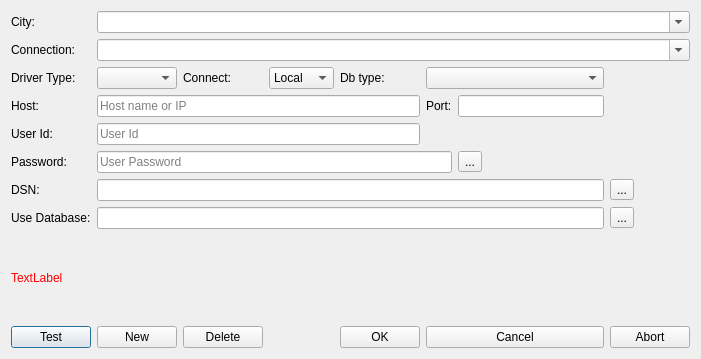
Before: the Qt Designer form mapper_app/ui/editconnectionsdlg.ui in allenck/mapper, drawn with Qt 5.
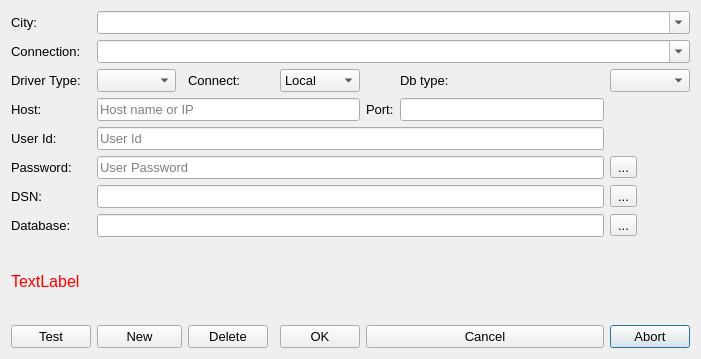
After: the same form once the commit is applied. Icons and pictures are not drawn.

The edit to the form file:
```diff
--- a/mapper_app/ui/editconnectionsdlg.ui
+++ b/mapper_app/ui/editconnectionsdlg.ui
@@ -10,6 +10,11 @@
     <height>359</height>
    </rect>
   </property>
+  <property name="font">
+   <font>
+    <pointsize>10</pointsize>
+   </font>
+  </property>
   <property name="windowTitle">
    <string>Dialog</string>
   </property>
@@ -17,144 +22,76 @@
    <string>&lt;html&gt;&lt;head/&gt;&lt;body&gt;&lt;p&gt;Use this dialog to add connections to a database for aspecified city/location.&lt;/p&gt;&lt;/body&gt;&lt;/html&gt;</string>
   </property>
   <layout class="QGridLayout" name="gridLayout">
-   <item row="0" column="0">
-    <widget class="QLabel" name="label_9">
+   <item row="10" column="8">
+    <widget class="QPushButton" name="btnAbort">
      <property name="text">
-      <string>City:</string>
+      <string>Abort</string>
      </property>
     </widget>
    </item>
-   <item row="1" column="0">
-    <widget class="QLabel" name="label">
-     <property name="text">
-      <string>Connection:</string>
-     </property>
-    </widget>
-   </item>
-   <item row="2" column="0">
-    <widget class="QLabel" name="label_3">
-     <property name="text">
-      <string>Driver Type:</string>
-     </property>
-    </widget>
-   </item>
-   <item row="2" column="1">
-    <widget class="QComboBox" name="cbDriverType">
+   <item row="4" column="7">
+    <widget class="QLineEdit" name="txtPort">
      <property name="toolTip">
       <string>&lt;html&gt;&lt;head/&gt;&lt;body&gt;&lt;p&gt;Select which driver type to use for the desired database type.&lt;/p&gt;&lt;/body&gt;&lt;/html&gt;</string>
      </property>
-    </widget>
-   </item>
-   <item row="2" column="2">
-    <widget class="QLabel" name="label_11">
-     <property name="text">
-      <string>Connect:</string>
+     <property name="inputMethodHints">
+      <set>Qt::ImhDigitsOnly</set>
      </property>
-    </widget>
-   </item>
-   <item row="2" column="3">
-    <widget class="QComboBox" name="cbConnect">
-     <item>
-      <property name="text">
-       <string>Local</string>
-      </property>
-     </item>
-     <item>
-      <property name="text">
-       <string>Direct</string>
-      </property>
-     </item>
-     <item>
-      <property name="text">
-       <string>ODBC</string>
-      </property>
-     </item>
-    </widget>
-   </item>
-   <item row="2" column="4">
-    <widget class="QLabel" name="label_8">
-     <property name="text">
-      <string>Db type:</string>
+     <property name="maxLength">
+      <number>5</number>
      </property>
     </widget>
    </item>
-   <item row="2" column="5" colspan="2">
-    <widget class="QComboBox" name="cbDbType"/>
-   </item>
-   <item row="3" column="0">
-    <widget class="QLabel" name="label_4">
-     <property name="text">
-      <string>Host:</string>
-     </property>
-    </widget>
-   </item>
-   <item row="3" column="5">
+   <item row="4" column="6">
     <widget class="QLabel" name="label_5">
      <property name="text">
       <string>Port:</string>
      </property>
     </widget>
    </item>
+   <item row="10" column="3">
+    <widget class="QPushButton" name="btnDelete">
+     <property name="text">
+      <string>Delete</string>
+     </property>
+    </widget>
+   </item>
    <item row="4" column="0">
+    <widget class="QLabel" name="label_4">
+     <property name="text">
+      <string>Host:</string>
+     </property>
+    </widget>
+   </item>
+   <item row="10" column="6" colspan="2">
+    <widget class="QPushButton" name="btnCancel">
+     <property name="text">
+      <string>Cancel</string>
+     </property>
+    </widget>
+   </item>
+   <item row="3" column="0">
+    <widget class="QLabel" name="label_3">
+     <property name="text">
+      <string>Driver Type:</string>
+     </property>
+    </widget>
+   </item>
+   <item row="0" column="0">
+    <widget class="QLabel" name="label_9">
+     <property name="text">
+      <string>City:</string>
+     </property>
+    </widget>
+   </item>
+   <item row="5" column="0">
     <widget class="QLabel" name="label_6">
      <property name="text">
       <string>User Id:</string>
      </property>
     </widget>
    </item>
-   <item row="5" column="0">
-    <widget class="QLabel" name="label_7">
-     <property name="text">
-      <string>Password:</string>
-     </property>
-    </widget>
-   </item>
-   <item row="6" column="0">
-    <widget class="QLabel" name="label_2">
-     <property name="text">
-      <string>DSN:</string>
-     </property>
-    </widget>
-   </item>
-   <item row="6" column="7">
-    <widget class="QToolButton" name="tbBrowse">
-     <property name="toolTip">
-      <string>&lt;html&gt;&lt;head/&gt;&lt;body&gt;&lt;p&gt;Click to open a dialog to select the name of a Sqlite database file.&lt;/p&gt;&lt;/body&gt;&lt;/html&gt;</string>
-     </property>
-     <property name="text">
-      <string>...</string>
-     </property>
-     <property name="icon">
-      <iconset resource="../Resources/mapper.qrc">
-       <normaloff>:/diropen.png</normaloff>:/diropen.png</iconset>
-     </property>
-    </widget>
-   </item>
-   <item row="7" column="0">
-    <widget class="QLabel" name="label_10">
-     <property name="text">
-      <string>Use Database:</string>
-     </property>
-    </widget>
-   </item>
-   <item row="7" column="7">
-    <widget class="QToolButton" name="tbReload">
-     <property name="toolTip">
-      <string>&lt;html&gt;&lt;head/&gt;&lt;body&gt;&lt;p&gt;refresh list of known databases.&lt;/p&gt;&lt;/body&gt;&lt;/html&gt;</string>
-     </property>
-     <property name="text">
-      <string>...</string>
-     </property>
-     <property name="icon">
-      <iconset resource="../Resources/mapper.qrc">
-       <normaloff>:/reload.png</normaloff>:/reload.png</iconset>
-     </property>
-     <property name="toolButtonStyle">
-      <enum>Qt::ToolButtonIconOnly</enum>
-     </property>
-    </widget>
-   </item>
-   <item row="9" column="0">
+   <item row="10" column="0">
     <widget class="QPushButton" name="btnTest">
      <property name="toolTip">
       <string>&lt;html&gt;&lt;head/&gt;&lt;body&gt;&lt;p&gt;Check the validity of a connection&lt;/p&gt;&lt;/body&gt;&lt;/html&gt;</string>
@@ -164,7 +101,31 @@
      </property>
     </widget>
    </item>
-   <item row="9" column="1">
+   <item row="1" column="1" colspan="8">
+    <widget class="QComboBox" name="cbConnections">
+     <property name="toolTip">
+      <string>&lt;html&gt;&lt;head/&gt;&lt;body&gt;&lt;p&gt;Select an existing connection from the dropdown list or select &lt;span style=&quot; font-style:italic;&quot;&gt;Add new connection&lt;/span&gt; to create a new one. &lt;/p&gt;&lt;p&gt;Connection names should be unique fo a city. It is recommended that it contain the database type and connection type, eg. &amp;quot;MsSql ODBC connection&amp;quot;&lt;/p&gt;&lt;/body&gt;&lt;/html&gt;</string>
+     </property>
+     <property name="editable">
+      <bool>true</bool>
+     </property>
+    </widget>
+   </item>
+   <item row="6" column="0">
+    <widget class="QLabel" name="label_7">
+     <property name="text">
+      <string>Password:</string>
+     </property>
+    </widget>
+   </item>
+   <item row="1" column="0">
+    <widget class="QLabel" name="label">
+     <property name="text">
+      <string>Connection:</string>
+     </property>
+    </widget>
+   </item>
+   <item row="10" column="1" colspan="2">
     <widget class="QPushButton" name="btnNew">
      <property name="toolTip">
       <string>&lt;html&gt;&lt;head/&gt;&lt;body&gt;&lt;p&gt;Click to add a new connection&lt;/p&gt;&lt;/body&gt;&lt;/html&gt;</string>
@@ -174,45 +135,28 @@
      </property>
     </widget>
    </item>
-   <item row="9" column="2">
-    <widget class="QPushButton" name="btnDelete">
-     <property name="text">
-      <string>Delete</string>
-     </property>
-    </widget>
-   </item>
-   <item row="9" column="4">
+   <item row="10" column="5">
     <widget class="QPushButton" name="btnOK">
      <property name="text">
       <string>OK</string>
      </property>
     </widget>
    </item>
-   <item row="9" column="5" colspan="2">
-    <widget class="QPushButton" name="btnCancel">
-     <property name="text">
-      <string>Cancel</string>
-     </property>
-    </widget>
-   </item>
-   <item row="9" column="7">
-    <widget class="QPushButton" name="btnAbort">
-     <property name="text">
-      <string>Abort</string>
-     </property>
-    </widget>
-   </item>
-   <item row="3" column="1" colspan="4">
-    <widget class="QLineEdit" name="txtHost">
+   <item row="3" column="1">
+    <widget class="QComboBox" name="cbDriverType">
      <property name="toolTip">
       <string>&lt;html&gt;&lt;head/&gt;&lt;body&gt;&lt;p&gt;Enter the host name or IP address of a remote remote server or &lt;span style=&quot; font-style:italic;&quot;&gt;localhost&lt;/span&gt; for a local server.&lt;/p&gt;&lt;/body&gt;&lt;/html&gt;</string>
      </property>
-     <property name="placeholderText">
-      <string>Host name or IP</string>
+    </widget>
+   </item>
+   <item row="3" column="3">
+    <widget class="QLabel" name="label_11">
+     <property name="text">
+      <string>Connect:</string>
      </property>
     </widget>
    </item>
-   <item row="0" column="1" colspan="7">
+   <item row="0" column="1" colspan="8">
     <widget class="QComboBox" name="cbCities">
      <property name="toolTip">
       <string>&lt;html&gt;&lt;head/&gt;&lt;body&gt;&lt;p&gt;&lt;span style=&quot; font-weight:600;&quot;&gt;Select an existing city from the dropdown list.&lt;/span&gt;&lt;/p&gt;&lt;/body&gt;&lt;/html&gt;</string>
@@ -222,64 +166,38 @@
      </property>
     </widget>
    </item>
-   <item row="3" column="6">
-    <widget class="QLineEdit" name="txtPort">
+   <item row="8" column="8">
+    <widget class="QToolButton" name="tbReload">
      <property name="toolTip">
       <string>&lt;html&gt;&lt;head/&gt;&lt;body&gt;&lt;p&gt;Change if the selected server uses a different port than the standard. &lt;/p&gt;&lt;/body&gt;&lt;/html&gt;</string>
      </property>
-     <property name="inputMethodHints">
-      <set>Qt::ImhDigitsOnly</set>
-     </property>
-     <property name="maxLength">
-      <number>5</number>
-     </property>
-    </widget>
-   </item>
-   <item row="4" column="1" colspan="4">
-    <widget class="QLineEdit" name="txtUID">
-     <property name="placeholderText">
-      <string>User Id</string>
-     </property>
-    </widget>
-   </item>
-   <item row="5" column="6">
-    <widget class="QToolButton" name="tbView">
      <property name="text">
       <string>...</string>
      </property>
-     <property name="checkable">
-      <bool>true</bool>
+     <property name="icon">
+      <iconset resource="../Resources/mapper.qrc">
+       <normaloff>:/reload.png</normaloff>:/reload.png</iconset>
      </property>
+     <property name="toolButtonStyle">
+      <enum>Qt::ToolButtonIconOnly</enum>
+     </property>
     </widget>
    </item>
-   <item row="6" column="1" colspan="6">
-    <widget class="QLineEdit" name="txtDbOrDSN">
+   <item row="7" column="8">
+    <widget class="QToolButton" name="tbBrowse">
      <property name="toolTip">
       <string>&lt;html&gt;&lt;head/&gt;&lt;body&gt;&lt;p&gt;Depending on which SQL database program you are using, this should be the filename of the file containing the data or a schema name. For SQLITE databases this will be a .sqlite3 file. &lt;/p&gt;&lt;/body&gt;&lt;/html&gt;</string>
      </property>
-    </widget>
-   </item>
-   <item row="5" column="1" colspan="5">
-    <widget class="QLineEdit" name="txtPWD">
-     <property name="echoMode">
-      <enum>QLineEdit::PasswordEchoOnEdit</enum>
+     <property name="text">
+      <string>...</string>
      </property>
-     <property name="placeholderText">
-      <string>User Password</string>
+     <property name="icon">
+      <iconset resource="../Resources/mapper.qrc">
+       <normaloff>:/diropen.png</normaloff>:/diropen.png</iconset>
      </property>
     </widget>
    </item>
-   <item row="1" column="1" colspan="7">
-    <widget class="QComboBox" name="cbConnections">
-     <property name="toolTip">
-      <string>&lt;html&gt;&lt;head/&gt;&lt;body&gt;&lt;p&gt;Select an existing connection from the dropdown list or select &lt;span style=&quot; font-style:italic;&quot;&gt;Add new connection&lt;/span&gt; to create a new one. &lt;/p&gt;&lt;p&gt;Connection names should be unique fo a city. It is recommended that it contain the database type and connection type, eg. &amp;quot;MsSql ODBC connection&amp;quot;&lt;/p&gt;&lt;/body&gt;&lt;/html&gt;</string>
-     </property>
-     <property name="editable">
-      <bool>true</bool>
-     </property>
-    </widget>
-   </item>
-   <item row="8" column="0" colspan="8">
+   <item row="9" column="0" colspan="9">
     <widget class="QLabel" name="lblHelp">
      <property name="palette">
       <palette>
@@ -318,6 +236,11 @@
        </disabled>
       </palette>
      </property>
+     <property name="font">
+      <font>
+       <pointsize>12</pointsize>
+      </font>
+     </property>
      <property name="text">
       <string>TextLabel</string>
      </property>
@@ -326,13 +249,100 @@
      </property>
     </widget>
    </item>
-   <item row="7" column="1" colspan="6">
+   <item row="7" column="0">
+    <widget class="QLabel" name="label_2">
+     <property name="text">
+      <string>DSN:</string>
+     </property>
+    </widget>
+   </item>
+   <item row="6" column="8">
+    <widget class="QToolButton" name="tbView">
+     <property name="text">
+      <string>...</string>
+     </property>
+     <property name="checkable">
+      <bool>true</bool>
+     </property>
+    </widget>
+   </item>
+   <item row="3" column="8">
+    <widget class="QComboBox" name="cbDbType"/>
+   </item>
+   <item row="3" column="7">
+    <widget class="QLabel" name="label_8">
+     <property name="text">
+      <string>Db type:</string>
+     </property>
+    </widget>
+   </item>
+   <item row="3" column="5">
+    <widget class="QComboBox" name="cbConnect">
+     <item>
+      <property name="text">
+       <string>Local</string>
+      </property>
+     </item>
+     <item>
+      <property name="text">
+       <string>Direct</string>
+      </property>
+     </item>
+     <item>
+      <property name="text">
+       <string>ODBC</string>
+      </property>
+     </item>
+    </widget>
+   </item>
+   <item row="7" column="1" colspan="7">
+    <widget class="QLineEdit" name="txtDbOrDSN">
+     <property name="toolTip">
+      <string>&lt;html&gt;&lt;head/&gt;&lt;body&gt;&lt;p&gt;Depending on which SQL database program you are using, this should be the filename of the file containing the data or a schema name. For SQLITE databases this will be a .sqlite3 file. &lt;/p&gt;&lt;/body&gt;&lt;/html&gt;</string>
+     </property>
+    </widget>
+   </item>
+   <item row="8" column="0">
+    <widget class="QLabel" name="label_10">
+     <property name="text">
+      <string>Database:</string>
+     </property>
+    </widget>
+   </item>
+   <item row="8" column="1" colspan="7">
     <widget class="QLineEdit" name="txtUseDatabase">
      <property name="toolTip">
       <string>&lt;html&gt;&lt;head/&gt;&lt;body&gt;&lt;p&gt;Enter the name of the database that this connection will use. If the name entered does not exits, you will be asked whether you  wish to create it.&lt;/p&gt;&lt;/body&gt;&lt;/html&gt;</string>
      </property>
     </widget>
    </item>
+   <item row="6" column="1" colspan="7">
+    <widget class="QLineEdit" name="txtPWD">
+     <property name="echoMode">
+      <enum>QLineEdit::PasswordEchoOnEdit</enum>
+     </property>
+     <property name="placeholderText">
+      <string>User Password</string>
+     </property>
+    </widget>
+   </item>
+   <item row="5" column="1" colspan="7">
+    <widget class="QLineEdit" name="txtUID">
+     <property name="placeholderText">
+      <string>User Id</string>
+     </property>
+    </widget>
+   </item>
+   <item row="4" column="1" colspan="5">
+    <widget class="QLineEdit" name="txtHost">
+     <property name="toolTip">
+      <string>&lt;html&gt;&lt;head/&gt;&lt;body&gt;&lt;p&gt;Enter the host name or IP address of a remote remote server or &lt;span style=&quot; font-style:italic;&quot;&gt;localhost&lt;/span&gt; for a local server.&lt;/p&gt;&lt;/body&gt;&lt;/html&gt;</string>
+     </property>
+     <property name="placeholderText">
+      <string>Host name or IP</string>
+     </property>
+    </widget>
+   </item>
   </layout>
  </widget>
  <tabstops>
```
Left out of the diff: 8 changed lines with no effect on the pictures.
